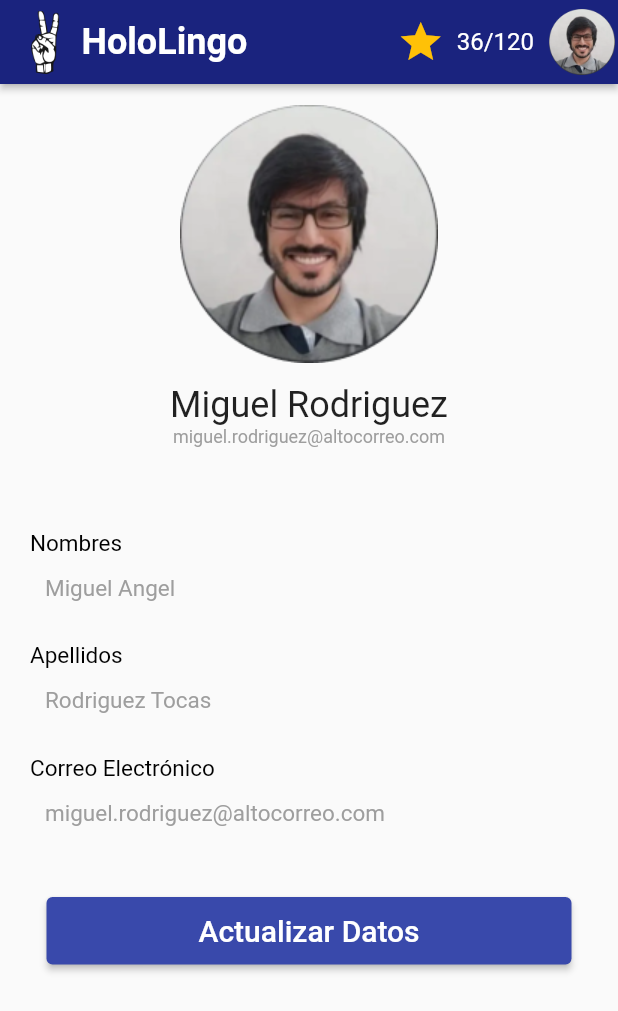
After one commit to devvildaz/flutter-hlingo, a Flutter app: the ProfilePageEdit screen opened by its route, on a phone screen of 412 x 824 dp. The commit adds this screen. Shown: the top 1011 px of the screen. Run offline on Flutter 3.47's test engine with Material 2 defaults, Android fonts, the light colour scheme and no system bars.

Commit message:
merge profile->main

```diff
--- /dev/null
+++ b/lib/ui/pages/profile_page_edit.dart
@@ -0,0 +1,182 @@
+import 'package:flutter/material.dart';
+import 'package:hlinog/ui/widgets/appbar.dart';
+
+class ProfilePageEdit extends StatelessWidget {
+  const ProfilePageEdit({Key? key}) : super(key: key);
+
+  @override
+  Widget build(BuildContext context) {
+    return Scaffold(
+      appBar: CustomAppbar(),
+      body:
+      Column(
+        children: [
+          Row(
+            children: [
+              Expanded(
+                child: Image.asset(
+                  'assets/profile.png',
+                  width: 200.0,
+                  height: 200.0,
+                ),
+              )
+            ],
+          ),
+          Row(
+            children: [
+              Expanded(
+                  child: Text(
+                    'Miguel Rodriguez',
+                    textAlign: TextAlign.center,
+                    style: TextStyle(fontSize: 24),
+                  )
+              ),
+            ],
+          ),
+          Row(
+            children: [
+              Expanded(
+                  child: Text(
+                    'miguel.rodriguez@altocorreo.com',
+                    textAlign: TextAlign.center,
+                    style: TextStyle(fontSize: 12, color: Colors.grey),
+                  )
+              ),
+            ],
+          ),
+          SizedBox(height: 55),
+          Row(
+            children: [
+              SizedBox(width: 20),
+              Container(
+                  width: 350,
+                  height: 30,
+                  child:
+                  Text(
+                    "Nombres",
+                    style: TextStyle(fontSize: 15, color: Colors.black),
+                    textAlign: TextAlign.left,
+                  )
+              ),
+            ],
+          ),
+          Row(
+            children: [
+              SizedBox(width: 30),
+              Container(
+                  width: 350,
+                  height: 45,
+                  child:
+                  Text(
+                    "Miguel Angel",
+                    style: TextStyle(fontSize: 15, color: Colors.grey),
+                    textAlign: TextAlign.left,
+                  )
+              ),
+            ],
+          ),
+          Row(
+            children: [
+              SizedBox(width: 20),
+              Container(
+                  width: 350,
+                  height: 30,
+                  child:
+                  Text(
+                    "Apellidos",
+                    style: TextStyle(fontSize: 15, color: Colors.black),
+                    textAlign: TextAlign.left,
+                  )
+              ),
+            ],
+          ),
+          Row(
+            children: [
+              SizedBox(width: 30),
+              Container(
+                  width: 350,
+                  height: 45,
+                  child:
+                  Text(
+                    "Rodriguez Tocas",
+                    style: TextStyle(fontSize: 15, color: Colors.grey),
+                    textAlign: TextAlign.left,
+                  )
+              ),
+            ],
+          ),
+          Row(
+            children: [
+              SizedBox(width: 20),
+              Container(
+                  width: 350,
+                  height: 30,
+                  child:
+                  Text(
+                    "Correo Electrónico",
+                    style: TextStyle(fontSize: 15, color: Colors.black),
+                    textAlign: TextAlign.left,
+                  )
+              ),
+            ],
+          ),
+          Row(
+            children: [
+              SizedBox(width: 30),
+              Container(
+                  width: 350,
+                  height: 65,
+                  child:
+                  Text(
+                    "miguel.rodriguez@altocorreo.com",
+                    style: TextStyle(fontSize: 15, color: Colors.grey),
+                    textAlign: TextAlign.left,
+                  )
+              ),
+            ],
+          ),
+          Row(
+            mainAxisAlignment: MainAxisAlignment.center,
+            crossAxisAlignment: CrossAxisAlignment.center,
+            children: [
+              SizedBox(
+                  width: 350,
+                  height: 45,
+                  child:
+                  ElevatedButton(
+                      onPressed: (){},
+                      child: (
+                          Text(
+                            "Actualizar Datos",
+                            style: TextStyle(fontSize: 20),
+                          )
+                      ),
+                      style: ElevatedButton.styleFrom(
+                        primary: Color(0xff3949ab),
+                      )
+                  )
+              )
+            ],
+          )
+        ],
+      ),
+    );
+  }
+}
+
+class OpenPainter extends CustomPainter {
+  @override
+  void paint(Canvas canvas, Size size) {
+    var paint1 = Paint()
+      ..color = Color(0xffededed)
+      ..style = PaintingStyle.fill;
+    var paint2 = Paint()
+      ..color = Color(0xff1a237e)
+      ..style = PaintingStyle.fill;
+    canvas.drawRect(Offset(20, 0) & Size(350, 20), paint1);
+    canvas.drawRect(Offset(20, 0) & Size(220, 20), paint2);
+  }
+
+  @override
+  bool shouldRepaint(CustomPainter oldDelegate) => true;
+}
--- a/lib/ui/routes.dart
+++ b/lib/ui/routes.dart
@@ -3,6 +3,8 @@ import 'package:hlinog/ui/pages/home_page.dart';
 import 'package:hlinog/ui/pages/landing_page.dart';
 import 'package:hlinog/ui/pages/lesson_screen.dart';
 import 'package:hlinog/ui/pages/login_page.dart';
+import 'package:hlinog/ui/pages/profile_page.dart';
+import 'package:hlinog/ui/pages/profile_page_edit.dart';
 import 'package:hlinog/ui/pages/register_page.dart';
 import 'package:hlinog/ui/pages/search_page.dart';
 
@@ -38,5 +40,7 @@ Map<String, WidgetBuilder> getRoutes() {
     '/login':(context)=> const Login(),
     '/register':(context)=>const Register(),
     '/lesson':(context)=>const LessonScreen(),
+    '/profile':(context)=>const ProfilePage(),
+    '/profile/edit':(context)=>const ProfilePageEdit(),
   };
 }
```
Also changed, not shown: lib/ui/pages/profile_page.dart (added, +145 -0 lines).
